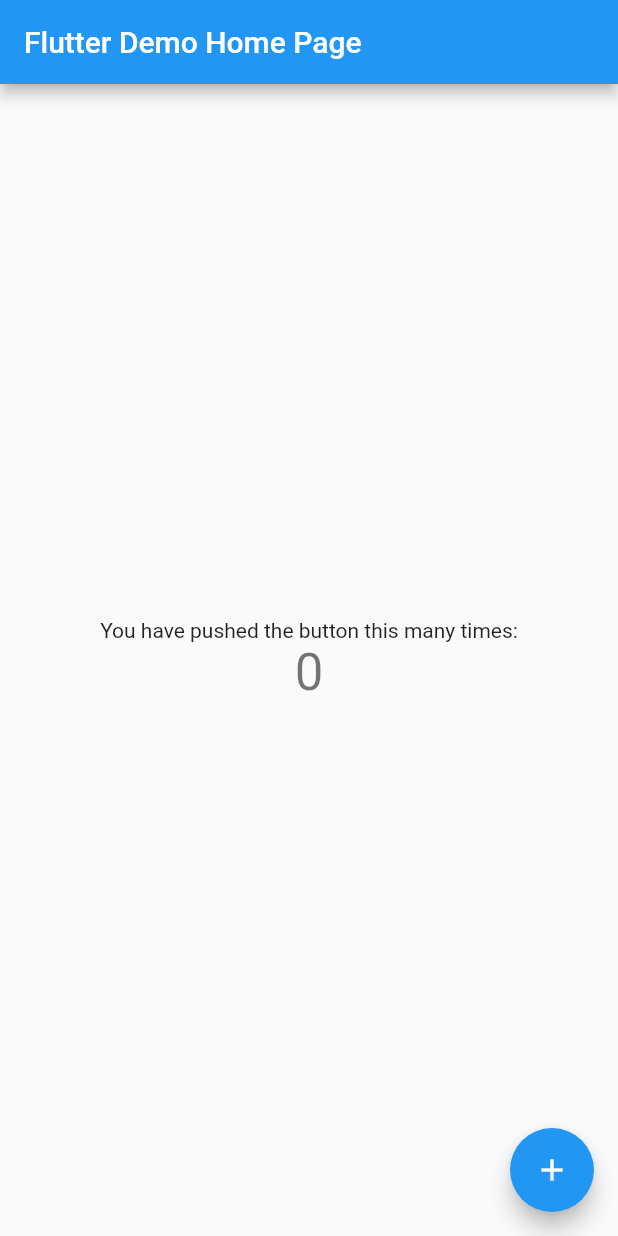
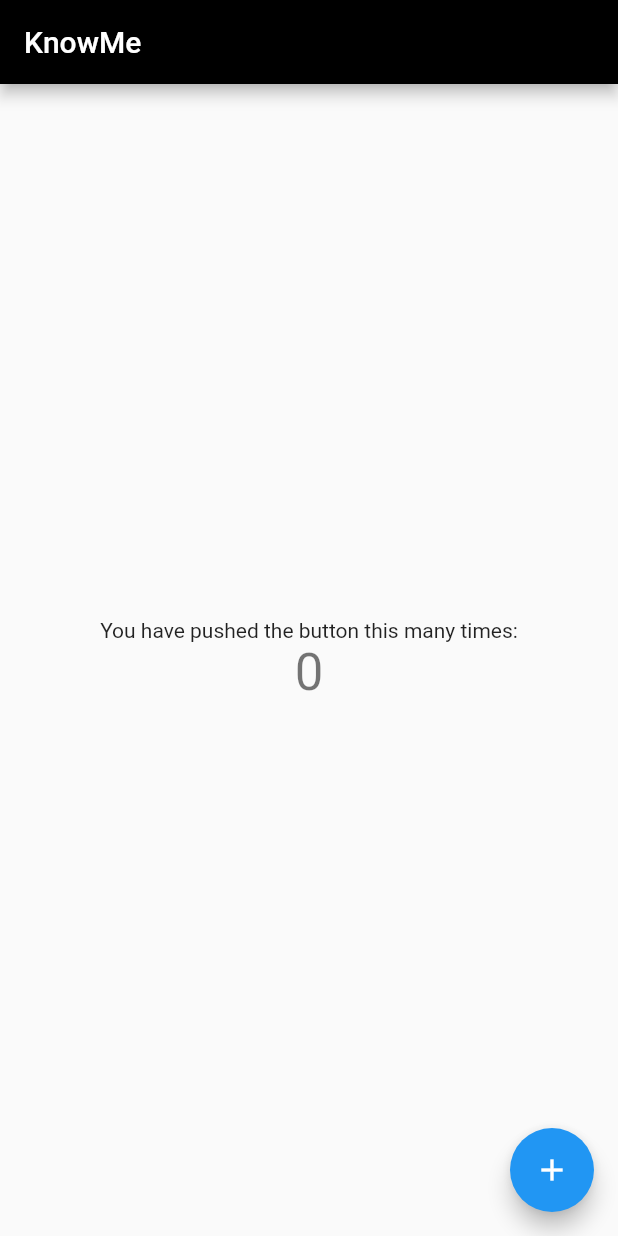
Before and after one commit to faishalwickson/knowme, a Flutter app: the screen it shows after launch, on a phone screen of 412 x 824 dp. Run offline on Flutter 3.47's test engine with Material 2 defaults, Android fonts, the phone set to English and light mode, and no system bars.

Commit message:
tes warna

```diff
--- a/lib/main.dart
+++ b/lib/main.dart
@@ -20,7 +20,7 @@ class MyApp extends StatelessWidget {
         // is not restarted.
         primarySwatch: Colors.blue,
       ),
-      home: MyHomePage(title: 'Flutter Demo Home Page'),
+      home: MyHomePage(title: 'KnowMe'),
     );
   }
 }
@@ -66,9 +66,12 @@ class _MyHomePageState extends State<MyHomePage> {
     // fast, so that you can just rebuild anything that needs updating rather
     // than having to individually change instances of widgets.
     return Scaffold(
+
       appBar: AppBar(
+
         // Here we take the value from the MyHomePage object that was created by
         // the App.build method, and use it to set our appbar title.
+        backgroundColor: Colors.black,
         title: Text(widget.title),
       ),
       body: Center(
```
